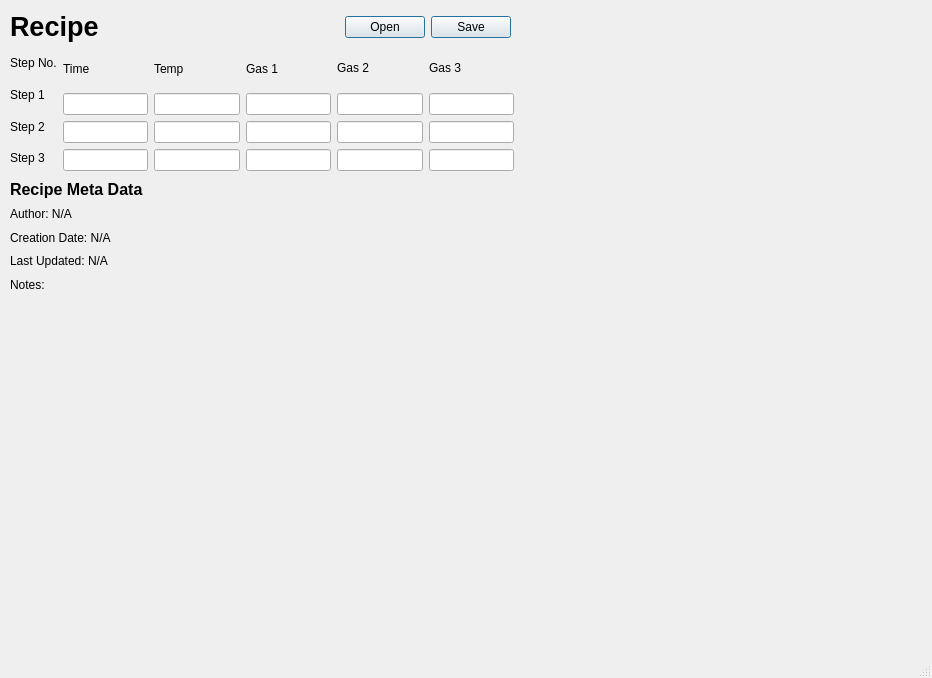
Qt form CVD.ui (nholmes7/MB_CVD) before a commit.
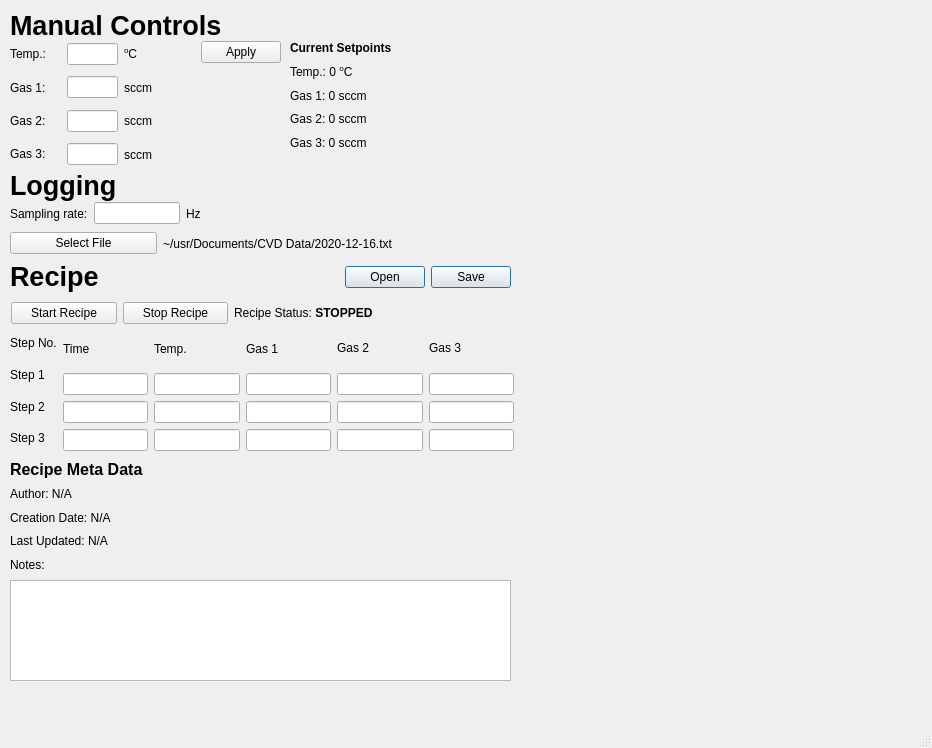
The same form after that commit. Custom widgets are drawn as their Qt base class.

What changed in the file:
```diff
--- a/CVD.ui
+++ b/CVD.ui
@@ -7,13 +7,13 @@
     <x>0</x>
     <y>0</y>
     <width>932</width>
-    <height>678</height>
+    <height>748</height>
    </rect>
   </property>
   <property name="minimumSize">
    <size>
     <width>932</width>
-    <height>678</height>
+    <height>748</height>
    </size>
   </property>
   <property name="windowTitle">
@@ -52,11 +52,11 @@
      </item>
     </layout>
    </widget>
-   <widget class="QWidget" name="">
+   <widget class="QWidget" name="layoutWidget">
     <property name="geometry">
      <rect>
       <x>10</x>
-      <y>180</y>
+      <y>460</y>
       <width>351</width>
       <height>113</height>
      </rect>
@@ -99,11 +99,11 @@
      </item>
     </layout>
    </widget>
-   <widget class="QWidget" name="">
+   <widget class="QWidget" name="layoutWidget">
     <property name="geometry">
      <rect>
       <x>10</x>
-      <y>10</y>
+      <y>260</y>
       <width>501</width>
       <height>34</height>
      </rect>
@@ -157,11 +157,11 @@
      </item>
     </layout>
    </widget>
-   <widget class="QWidget" name="">
+   <widget class="QWidget" name="layoutWidget">
     <property name="geometry">
      <rect>
       <x>10</x>
-      <y>50</y>
+      <y>330</y>
       <width>504</width>
       <height>121</height>
      </rect>
@@ -224,7 +224,7 @@
        <item>
         <widget class="QLabel" name="label_5">
          <property name="text">
-          <string>Temp</string>
+          <string>Temp.</string>
          </property>
         </widget>
        </item>
@@ -301,6 +301,402 @@
      </item>
     </layout>
    </widget>
+   <widget class="QLabel" name="label_12">
+    <property name="geometry">
+     <rect>
+      <x>10</x>
+      <y>170</y>
+      <width>111</width>
+      <height>32</height>
+     </rect>
+    </property>
+    <property name="text">
+     <string>&lt;html&gt;&lt;head/&gt;&lt;body&gt;&lt;p&gt;&lt;span style=&quot; font-size:20pt; font-weight:600;&quot;&gt;Logging&lt;/span&gt;&lt;/p&gt;&lt;/body&gt;&lt;/html&gt;</string>
+    </property>
+   </widget>
+   <widget class="QTextEdit" name="textEdit">
+    <property name="geometry">
+     <rect>
+      <x>10</x>
+      <y>580</y>
+      <width>501</width>
+      <height>101</height>
+     </rect>
+    </property>
+   </widget>
+   <widget class="QLabel" name="label_13">
+    <property name="geometry">
+     <rect>
+      <x>10</x>
+      <y>10</y>
+      <width>221</width>
+      <height>32</height>
+     </rect>
+    </property>
+    <property name="text">
+     <string>&lt;html&gt;&lt;head/&gt;&lt;body&gt;&lt;p&gt;&lt;span style=&quot; font-size:20pt; font-weight:600;&quot;&gt;Manual Controls&lt;/span&gt;&lt;/p&gt;&lt;/body&gt;&lt;/html&gt;</string>
+    </property>
+   </widget>
+   <widget class="QDialogButtonBox" name="button_apply_setpoints">
+    <property name="geometry">
+     <rect>
+      <x>200</x>
+      <y>40</y>
+      <width>81</width>
+      <height>25</height>
+     </rect>
+    </property>
+    <property name="standardButtons">
+     <set>QDialogButtonBox::Apply</set>
+    </property>
+   </widget>
+   <widget class="QWidget" name="">
+    <property name="geometry">
+     <rect>
+      <x>10</x>
+      <y>200</y>
+      <width>191</width>
+      <height>27</height>
+     </rect>
+    </property>
+    <layout class="QHBoxLayout" name="horizontalLayout_3">
+     <item>
+      <widget class="QLabel" name="label_author_2">
+       <property name="text">
+        <string>Sampling rate:</string>
+       </property>
+      </widget>
+     </item>
+     <item>
+      <widget class="QLineEdit" name="lineEdit">
+       <property name="alignment">
+        <set>Qt::AlignRight|Qt::AlignTrailing|Qt::AlignVCenter</set>
+       </property>
+      </widget>
+     </item>
+     <item>
+      <widget class="QLabel" name="label_author_3">
+       <property name="text">
+        <string>Hz</string>
+       </property>
+      </widget>
+     </item>
+    </layout>
+   </widget>
+   <widget class="QWidget" name="">
+    <property name="geometry">
+     <rect>
+      <x>10</x>
+      <y>230</y>
+      <width>383</width>
+      <height>27</height>
+     </rect>
+    </property>
+    <layout class="QHBoxLayout" name="horizontalLayout_5">
+     <item>
+      <widget class="QPushButton" name="pushButton_3">
+       <property name="text">
+        <string>Select File</string>
+       </property>
+      </widget>
+     </item>
+     <item>
+      <widget class="QLabel" name="label_2">
+       <property name="text">
+        <string>~/usr/Documents/CVD Data/2020-12-16.txt</string>
+       </property>
+      </widget>
+     </item>
+    </layout>
+   </widget>
+   <widget class="QWidget" name="">
+    <property name="geometry">
+     <rect>
+      <x>11</x>
+      <y>300</y>
+      <width>362</width>
+      <height>27</height>
+     </rect>
+    </property>
+    <layout class="QHBoxLayout" name="horizontalLayout_4">
+     <item>
+      <widget class="QPushButton" name="button_start_recipe">
+       <property name="text">
+        <string>Start Recipe</string>
+       </property>
+      </widget>
+     </item>
+     <item>
+      <widget class="QPushButton" name="button_stop_recipe">
+       <property name="text">
+        <string>Stop Recipe</string>
+       </property>
+      </widget>
+     </item>
+     <item>
+      <widget class="QLabel" name="label_recipe_status">
+       <property name="text">
+        <string>&lt;html&gt;&lt;head/&gt;&lt;body&gt;&lt;p&gt;Recipe Status: &lt;span style=&quot; font-weight:600;&quot;&gt;STOPPED&lt;/span&gt;&lt;/p&gt;&lt;/body&gt;&lt;/html&gt;</string>
+       </property>
+      </widget>
+     </item>
+    </layout>
+   </widget>
+   <widget class="QWidget" name="">
+    <property name="geometry">
+     <rect>
+      <x>10</x>
+      <y>40</y>
+      <width>171</width>
+      <height>128</height>
+     </rect>
+    </property>
+    <layout class="QVBoxLayout" name="verticalLayout_9">
+     <item>
+      <layout class="QHBoxLayout" name="horizontalLayout_6">
+       <item>
+        <widget class="QLabel" name="label_14">
+         <property name="minimumSize">
+          <size>
+           <width>51</width>
+           <height>0</height>
+          </size>
+         </property>
+         <property name="maximumSize">
+          <size>
+           <width>51</width>
+           <height>16777215</height>
+          </size>
+         </property>
+         <property name="text">
+          <string>Temp.:</string>
+         </property>
+        </widget>
+       </item>
+       <item>
+        <widget class="QLineEdit" name="lineEdit_2">
+         <property name="minimumSize">
+          <size>
+           <width>51</width>
+           <height>0</height>
+          </size>
+         </property>
+         <property name="maximumSize">
+          <size>
+           <width>51</width>
+           <height>16777215</height>
+          </size>
+         </property>
+         <property name="alignment">
+          <set>Qt::AlignRight|Qt::AlignTrailing|Qt::AlignVCenter</set>
+         </property>
+        </widget>
+       </item>
+       <item>
+        <widget class="QLabel" name="label_4">
+         <property name="text">
+          <string>&lt;html&gt;&lt;head/&gt;&lt;body&gt;&lt;p&gt;&lt;span style=&quot; vertical-align:super;&quot;&gt;o&lt;/span&gt;C&lt;/p&gt;&lt;/body&gt;&lt;/html&gt;</string>
+         </property>
+        </widget>
+       </item>
+      </layout>
+     </item>
+     <item>
+      <layout class="QHBoxLayout" name="horizontalLayout_7">
+       <item>
+        <widget class="QLabel" name="label_gas_4">
+         <property name="minimumSize">
+          <size>
+           <width>51</width>
+           <height>0</height>
+          </size>
+         </property>
+         <property name="maximumSize">
+          <size>
+           <width>51</width>
+           <height>16777215</height>
+          </size>
+         </property>
+         <property name="text">
+          <string>Gas 1:</string>
+         </property>
+        </widget>
+       </item>
+       <item>
+        <widget class="QLineEdit" name="lineEdit_3">
+         <property name="minimumSize">
+          <size>
+           <width>51</width>
+           <height>0</height>
+          </size>
+         </property>
+         <property name="maximumSize">
+          <size>
+           <width>51</width>
+           <height>16777215</height>
+          </size>
+         </property>
+         <property name="alignment">
+          <set>Qt::AlignRight|Qt::AlignTrailing|Qt::AlignVCenter</set>
+         </property>
+        </widget>
+       </item>
+       <item>
+        <widget class="QLabel" name="label_15">
+         <property name="text">
+          <string>sccm</string>
+         </property>
+        </widget>
+       </item>
+      </layout>
+     </item>
+     <item>
+      <layout class="QHBoxLayout" name="horizontalLayout_8">
+       <item>
+        <widget class="QLabel" name="label_gas_5">
+         <property name="minimumSize">
+          <size>
+           <width>51</width>
+           <height>0</height>
+          </size>
+         </property>
+         <property name="maximumSize">
+          <size>
+           <width>51</width>
+           <height>16777215</height>
+          </size>
+         </property>
+         <property name="text">
+          <string>&lt;html&gt;&lt;head/&gt;&lt;body&gt;&lt;p&gt;Gas 2:&lt;/p&gt;&lt;/body&gt;&lt;/html&gt;</string>
+         </property>
+        </widget>
+       </item>
+       <item>
+        <widget class="QLineEdit" name="lineEdit_4">
+         <property name="minimumSize">
+          <size>
+           <width>51</width>
+           <height>0</height>
+          </size>
+         </property>
+         <property name="maximumSize">
+          <size>
+           <width>51</width>
+           <height>16777215</height>
+          </size>
+         </property>
+         <property name="alignment">
+          <set>Qt::AlignRight|Qt::AlignTrailing|Qt::AlignVCenter</set>
+         </property>
+        </widget>
+       </item>
+       <item>
+        <widget class="QLabel" name="label_16">
+         <property name="text">
+          <string>sccm</string>
+         </property>
+        </widget>
+       </item>
+      </layout>
+     </item>
+     <item>
+      <layout class="QHBoxLayout" name="horizontalLayout_9">
+       <item>
+        <widget class="QLabel" name="label_gas_6">
+         <property name="minimumSize">
+          <size>
+           <width>51</width>
+           <height>0</height>
+          </size>
+         </property>
+         <property name="maximumSize">
+          <size>
+           <width>51</width>
+           <height>16777215</height>
+          </size>
+         </property>
+         <property name="text">
+          <string>&lt;html&gt;&lt;head/&gt;&lt;body&gt;&lt;p&gt;Gas 3:&lt;/p&gt;&lt;/body&gt;&lt;/html&gt;</string>
+         </property>
+        </widget>
+       </item>
+       <item>
+        <widget class="QLineEdit" name="lineEdit_5">
+         <property name="minimumSize">
+          <size>
+           <width>51</width>
+           <height>0</height>
+          </size>
+         </property>
+         <property name="maximumSize">
+          <size>
+           <width>51</width>
+           <height>16777215</height>
+          </size>
+         </property>
+         <property name="alignment">
+          <set>Qt::AlignRight|Qt::AlignTrailing|Qt::AlignVCenter</set>
+         </property>
+        </widget>
+       </item>
+       <item>
+        <widget class="QLabel" name="label_17">
+         <property name="text">
+          <string>sccm</string>
+         </property>
+        </widget>
+       </item>
+      </layout>
+     </item>
+    </layout>
+   </widget>
+   <widget class="QWidget" name="">
+    <property name="geometry">
+     <rect>
+      <x>290</x>
+      <y>40</y>
+      <width>131</width>
+      <height>111</height>
+     </rect>
+    </property>
+    <layout class="QVBoxLayout" name="verticalLayout_10">
+     <item>
+      <widget class="QLabel" name="label_18">
+       <property name="text">
+        <string>&lt;html&gt;&lt;head/&gt;&lt;body&gt;&lt;p&gt;&lt;span style=&quot; font-weight:600;&quot;&gt;Current Setpoints&lt;/span&gt;&lt;/p&gt;&lt;/body&gt;&lt;/html&gt;</string>
+       </property>
+      </widget>
+     </item>
+     <item>
+      <widget class="QLabel" name="label_temp_setpoint">
+       <property name="text">
+        <string>&lt;html&gt;&lt;head/&gt;&lt;body&gt;&lt;p&gt;Temp.: 0 &lt;span style=&quot; vertical-align:super;&quot;&gt;o&lt;/span&gt;C&lt;/p&gt;&lt;/body&gt;&lt;/html&gt;</string>
+       </property>
+      </widget>
+     </item>
+     <item>
+      <widget class="QLabel" name="label_gas_1_setpoint">
+       <property name="text">
+        <string>Gas 1: 0 sccm</string>
+       </property>
+      </widget>
+     </item>
+     <item>
+      <widget class="QLabel" name="label_gas_2_setpoint">
+       <property name="text">
+        <string>Gas 2: 0 sccm</string>
+       </property>
+      </widget>
+     </item>
+     <item>
+      <widget class="QLabel" name="label_gas_3_setpoint">
+       <property name="text">
+        <string>Gas 3: 0 sccm</string>
+       </property>
+      </widget>
+     </item>
+    </layout>
+   </widget>
   </widget>
   <widget class="QMenuBar" name="menubar">
    <property name="geometry">
```
Left out of the diff: 2 changed lines with no effect on the pictures.
